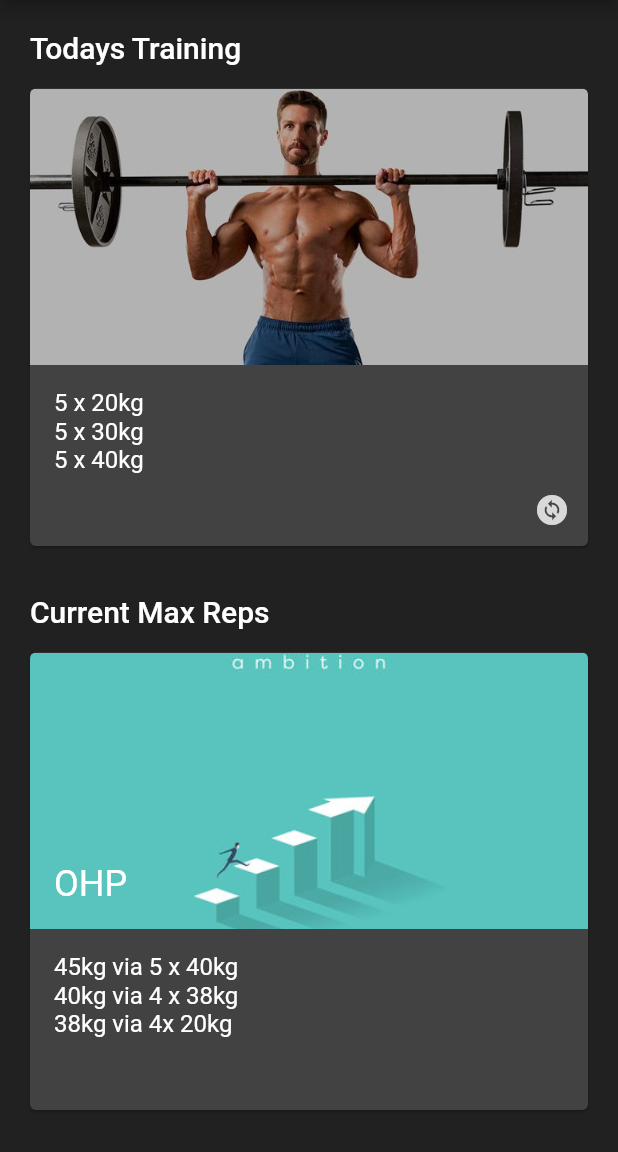
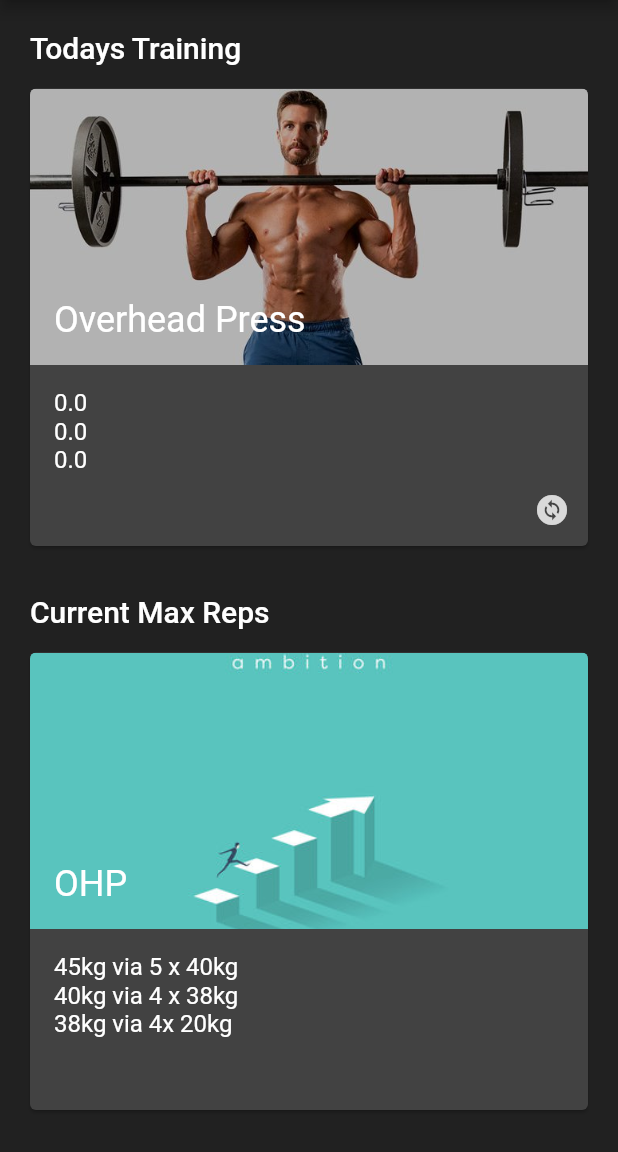
Before and after one commit to xMilotas/LiftCalculator, a Flutter app: the screen it shows after launch, on a phone screen of 412 x 824 dp, the part 84-1236 px from its top. Run offline on Flutter 3.47's test engine with Material 2 defaults, Android fonts, the phone set to English and light mode, and no system bars; our stand-ins replace flutter_spinbox, shared_preferences, sqflite; accounts and stored records are empty.

Commit message:
calculate training numbers

```diff
--- a/lib/main.dart
+++ b/lib/main.dart
@@ -36,7 +36,7 @@ class MyApp extends StatelessWidget {
         '/': (context) => HomeScreen(),
         '/settings': (context) => SettingsScreen(),
         '/trainingConfig': (context) => TrainingMaxConfigScreen(),
-          '/excercise': (context)  => ExcerciseScreen(),
+        '/excercise': (context) => ExcerciseScreen(),
       },
     );
   }
@@ -52,8 +52,6 @@ class Splash extends StatelessWidget {
   }
 }
 
-
-
 // What defines a training? i.e. how is it calculated
 
 // The excercise, cycle, week, Training Max -- using these we can calc everything?
--- a/lib/models/card.dart
+++ b/lib/models/card.dart
@@ -5,14 +5,11 @@ import 'package:provider/provider.dart';
 
 class HomeCard {
   final String contentTitle;
-  final String contentRow1;
-  final String contentRow2;
-  final String contentRow3;
+  final Widget content;
   bool changeable;
   String imageName;
 
-  HomeCard(this.contentTitle, this.contentRow1, this.contentRow2,
-      this.contentRow3, this.imageName,
+  HomeCard(this.contentTitle, this.content, this.imageName,
       {this.changeable = false});
 }
 
@@ -109,14 +106,7 @@ class CardContent extends StatelessWidget {
             style: descriptionStyle!,
             child: Row(
               children: [
-                Column(
-                  crossAxisAlignment: CrossAxisAlignment.start,
-                  children: [
-                    Text(_.contentRow1),
-                    Text(_.contentRow2),
-                    Text(_.contentRow3),
-                  ],
-                ),
+                _.content
               ],
             ),
           ),
@@ -149,29 +139,20 @@ class CardContent extends StatelessWidget {
   }
 }
 
-enum TrainingOptions { OHP, DL, SQ, BP }
-var mappingTable = {
-  "Overhead Press": TrainingOptions.OHP,
-  "Deadlift": TrainingOptions.DL,
-  "Bench Press": TrainingOptions.BP,
-  "Squat": TrainingOptions.SQ
-};
-
-
 Widget changeTrainingDialog(BuildContext context, StateSetter setState) {
   var profile = Provider.of<UserProfile>(context, listen: false);
-  TrainingOptions? _trainingOption = mappingTable[profile.currentExcercise];
+  String? _trainingOption = profile.currentExcercise.abrevation;
 
   return Column(mainAxisSize: MainAxisSize.min, children:
-    mappingTable.keys.map((e) =>
-      RadioListTile<TrainingOptions>(
-        title: Text(e.toString()),
-        value: mappingTable[e]!,
+    profile.liftList.map((e) =>
+      RadioListTile<String>(
+        title: Text(e.title),
+        value: e.abrevation,
         groupValue: _trainingOption,
-        onChanged: (TrainingOptions? value) {
+        onChanged: (String? value) {
           setState(() {
             print(e);
-            Provider.of<UserProfile>(context, listen: false).storeUserSetting('Current_Excercise', e);
+            Provider.of<UserProfile>(context, listen: false).storeUserSetting('Current_Excercise', e.id);
             _trainingOption = value;
             Navigator.pop(context, 'Saved');
           });
--- a/lib/models/profile.dart
+++ b/lib/models/profile.dart
@@ -1,6 +1,7 @@
 import 'package:flutter/cupertino.dart';
 import 'package:liftcalculator/models/trainingMax.dart';
 import 'package:liftcalculator/util/preferences.dart';
+import 'package:liftcalculator/util/programs.dart';
 
 /// Class that handles the users individual settings stored in either the DB
 /// or the env context (everything which we need to get async)
@@ -8,25 +9,28 @@ class UserProfile with ChangeNotifier {
   bool isLoaded = false;
   late int currentTrainingMaxPercentage;
   late String cycleTemplate;
-  late String currentExcercise;
+  late TrainingMax currentExcercise;
   List<TrainingMax> liftList = [];
+  late LiftProgram program;
 
   UserProfile() {
     _loadData();
   }
 
   _loadData() async {
-    _loadSettings();
     // Load Training MAX config
-    TrainingMax ohp = await TrainingMax.create("Overhead press", "OHP");
-    TrainingMax dl = await TrainingMax.create("Deadlift", "DL");
-    TrainingMax bp = await TrainingMax.create("Bench Press", "BP");
-    TrainingMax sq = await TrainingMax.create("Squat", "SQ");
+    TrainingMax ohp = await TrainingMax.create(0, "Overhead Press", "OHP");
+    TrainingMax dl = await TrainingMax.create(1, "Deadlift", "DL");
+    TrainingMax bp = await TrainingMax.create(2, "Bench Press", "BP");
+    TrainingMax sq = await TrainingMax.create(3, "Squat", "SQ");
 
     this.liftList.insert(0, ohp);
     this.liftList.insert(1, dl);
     this.liftList.insert(2, bp);
     this.liftList.insert(3, sq);
+
+    _loadSettings();
+
     this.isLoaded = true;
     await Future.delayed(Duration(seconds: 1));
     notifyListeners();
@@ -39,7 +43,12 @@ class UserProfile with ChangeNotifier {
         await pref.getSharedPrefValueInt('Training_Max_Percentage');
     this.cycleTemplate =
       await pref.getSharedPrefValueString('Cycle_Template');
-    this.currentExcercise = await pref.getSharedPrefValueString('Current_Excercise');
+
+    if(this.cycleTemplate == 'FirstSetLast') this.program = firstSetLast;
+    else this.program = boringButBig;
+
+    this.currentExcercise = this.liftList[await pref.getSharedPrefValueInt('Current_Excercise')];
+
     notifyListeners();
   }
 
--- a/lib/models/trainingMax.dart
+++ b/lib/models/trainingMax.dart
@@ -5,6 +5,7 @@ import 'package:shared_preferences/shared_preferences.dart';
 import 'dart:async';
 
 class TrainingMax {
+  final int id;
   final String title;
   final String abrevation;
   IconData? icon; //TODO: Add some nice icons here
@@ -15,14 +16,14 @@ class TrainingMax {
   int trainingMax;
   int new1RM;
 
-  TrainingMax._create(this.title, this.abrevation, {this.icon})
+  TrainingMax._create(this.id, this.title, this.abrevation, {this.icon})
       : isExpanded = false,
         new1RM = 0,
         trainingMax = 0;
 
-  static Future<TrainingMax> create(String title, String abrevation,
+  static Future<TrainingMax> create(int id, String title, String abrevation,
       {IconData? icon}) async {
-    var component = TrainingMax._create(title, abrevation, icon: icon);
+    var component = TrainingMax._create(id, title, abrevation, icon: icon);
     await component._loadData();
     return component;
   }
--- a/lib/screens/home_screen.dart
+++ b/lib/screens/home_screen.dart
@@ -5,6 +5,7 @@ import 'package:liftcalculator/models/drawer.dart';
 import 'package:liftcalculator/models/profile.dart';
 
 import 'package:liftcalculator/main.dart';
+import 'package:liftcalculator/util/programs.dart';
 import 'package:provider/provider.dart';
 
 class HomeScreen extends StatefulWidget {
@@ -34,9 +35,13 @@ class _HomeScreenState extends State<HomeScreen> {
                       sectionTitle: 'Current Max Reps',
                       cartContent: HomeCard(
                           'OHP',
-                          '45kg via 5 x 40kg',
-                          '40kg via 4 x 38kg',
-                          '38kg via 4x 20kg',
+                          Column(
+                            crossAxisAlignment: CrossAxisAlignment.start,
+                            children: [
+                              Text('45kg via 5 x 40kg'),
+                              Text('40kg via 4 x 38kg'),
+                              Text('38kg via 4x 20kg'),
+                            ],),
                           'graphics/stats.png'),
                       route: '/stats')),
               Container(
@@ -44,10 +49,15 @@ class _HomeScreenState extends State<HomeScreen> {
                   child: TappableCard(
                       sectionTitle: 'Cycle Information',
                       cartContent: HomeCard(
+                        //TODO: Make this a cosumer card instead of static text
                           'Boring But Big',
-                          'Cycle Type: Leader',
-                          'Cycle Number: Cycle 1',
-                          'Current Week: Week 2',
+                           Column(
+                            crossAxisAlignment: CrossAxisAlignment.start,
+                            children: [
+                          Text('Cycle Type: Leader'),
+                          Text('Cycle Number: Cycle 1'),
+                          Text('Current Week: Week 2'),
+                            ],),
                           'graphics/cycle.png'),
                       route: '/cycleOverview')),
             ],
@@ -60,17 +70,31 @@ class _HomeScreenState extends State<HomeScreen> {
 
 buildTrainingCard() {
   return Consumer<UserProfile>(builder: (context, user, child) {
+    int excerciseTrainingMax = (user.currentExcercise.current1RM * user.currentTrainingMaxPercentage / 100).round();
+    List<LiftNumber> lifts = calculateTrainingNumbers(excerciseTrainingMax, user.program.week1.coreLifts);
+
     return TappableCard(
         sectionTitle: 'Todays Training',
         cartContent: HomeCard(
-          user.currentExcercise,
-          '5 x 20kg',
-          '5 x 30kg',
-          '5 x 40kg',
+          user.currentExcercise.title,
+          Column(children: buildAndformatLiftNumbers(lifts)),
           'graphics/ohp.png',
           changeable: true),
         route: '/excercise');
   });
+}
+
+
+
+/// Returns the calculated weights for a given List of Lift Numbers
+calculateTrainingNumbers(int trainingMax, List<LiftNumber> program ) =>
+program.map((e) => LiftNumber(e.weightPercentage, e.reps, weight: (e.weightPercentage/100 * trainingMax))).toList();
+
+/// Build training output
+/// TODO: Fix output to a proper format add reps
+buildAndformatLiftNumbers(List<LiftNumber> lifts){
+  return lifts.map((e) => Text(e.weight.toString())
+  ).toList();
 }
 
 /**
@@ -81,3 +105,6 @@ buildTrainingCard() {
  *      - Today's training as card - on press - move
  *      - (Give option to change training)
  * */
+
+
+ // TODO: Write function that rounds to .5/1kg
--- /dev/null
+++ b/lib/util/programs.dart
@@ -0,0 +1,32 @@
+class LiftNumber {
+  final double weight;
+  final int weightPercentage;
+  final int reps;
+  final int sets;
+  LiftNumber(this.weightPercentage, this.reps, {this.sets = 1, this.weight = 0});
+}
+
+class LiftProgram{
+  final String name;
+  final LiftDay week1;
+  final LiftDay week2;
+  final LiftDay week3;
+
+  LiftProgram(this.name, this.week1, this.week2, this.week3);
+}
+
+class LiftDay {
+  final List<LiftNumber> coreLifts;
+  final LiftNumber cycleLift;
+  LiftDay({required this.coreLifts, required this.cycleLift});
+}
+
+final weekOne = LiftDay(
+  coreLifts: [LiftNumber(70, 5), LiftNumber(80, 5), LiftNumber(90, 5)],
+  cycleLift: LiftNumber(60, 10, sets: 5),
+);
+
+// List of supported programs:
+
+final boringButBig = LiftProgram('Boring But Big', weekOne, weekOne, weekOne);
+final firstSetLast = LiftProgram('First Set Last', weekOne, weekOne, weekOne);
```
Also changed, not shown: lib/util/assistance.dart (added, +10 -0 lines). Lines whose indentation alone changed are shown as unchanged.
